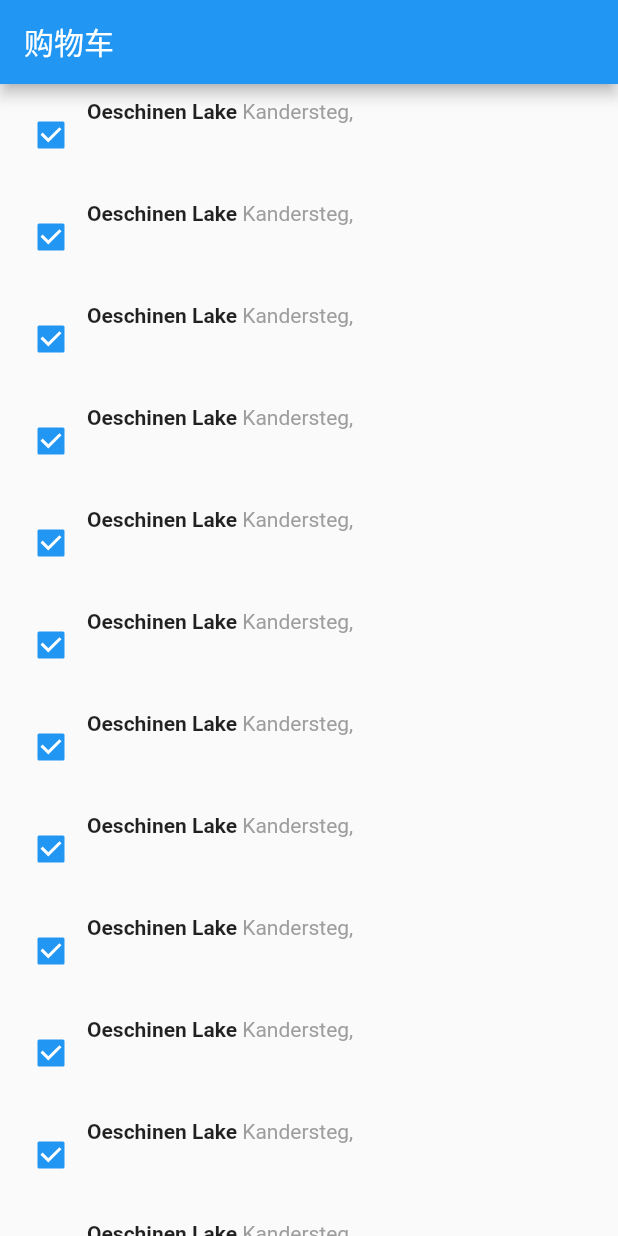
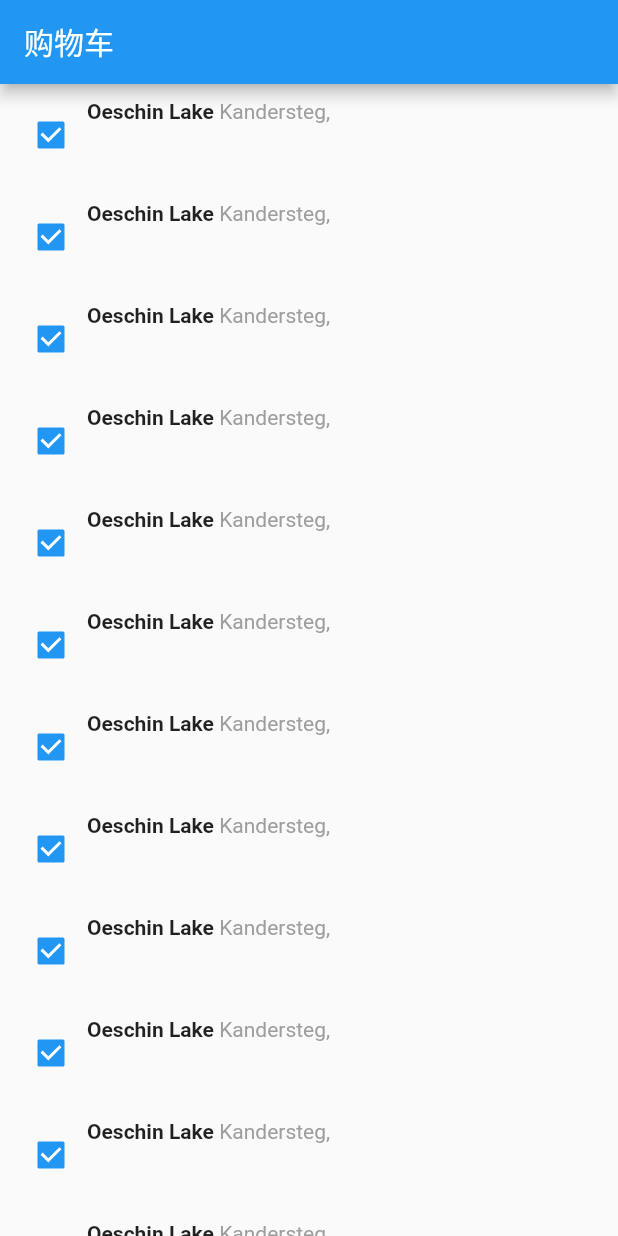
Before and after one commit to YuriyPikachu/FlutterShoppingDemo, a Flutter app: the screen it shows after launch, on a phone screen of 412 x 824 dp. Run offline on Flutter 3.47's test engine with Material 2 defaults, Android fonts, the phone set to English and light mode, and no system bars.

Commit message:
购物车 checkbox

```diff
--- a/lib/main.dart
+++ b/lib/main.dart
@@ -66,7 +66,7 @@ class _SampleAppPageState extends State<SampleAppPage> {
             Container(
               padding: EdgeInsets.only(bottom: 8.0),
               child: Text(
-                "Oeschinen Lake ",
+                "Oeschin Lake ",
                 style: TextStyle(fontWeight: FontWeight.bold),
               ),
             ),
```
